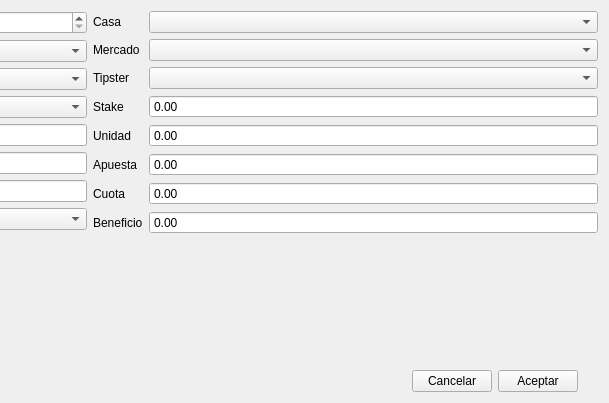
Above: ui/new_bet.ui from soker90/betcon before the change; both pictures show x 429 to 1038 and y 0 to 403 of the 1038 by 403 pixel window. Below: the same form after it.
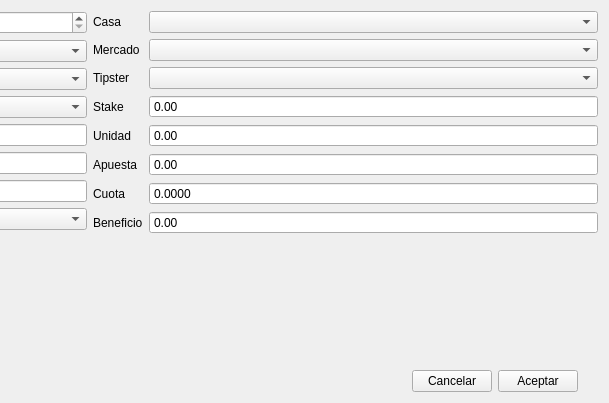
That is the form after the change.

Commit message: 1. Now quota have 3 decimals

What changed in the file:
```diff
--- a/ui/new_bet.ui
+++ b/ui/new_bet.ui
@@ -249,6 +249,9 @@
          <property name="buttonSymbols">
           <enum>QAbstractSpinBox::NoButtons</enum>
          </property>
+         <property name="decimals">
+          <number>4</number>
+         </property>
          <property name="maximum">
           <double>999999.989999999990687</double>
          </property>
```
Left out of the diff: 2 changed lines with no effect on the pictures.
